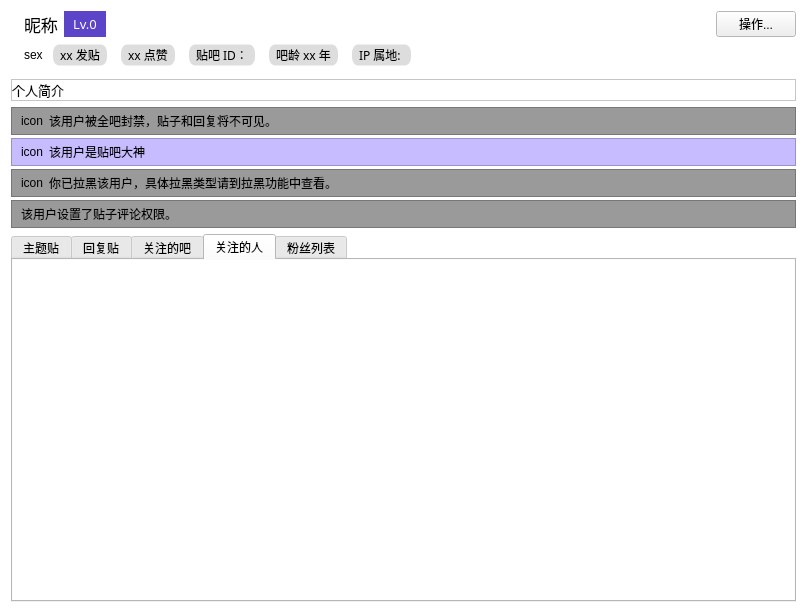
Old version of the form resf/user_home_page.ui in the repository clb-128258/TiebaDesktop.
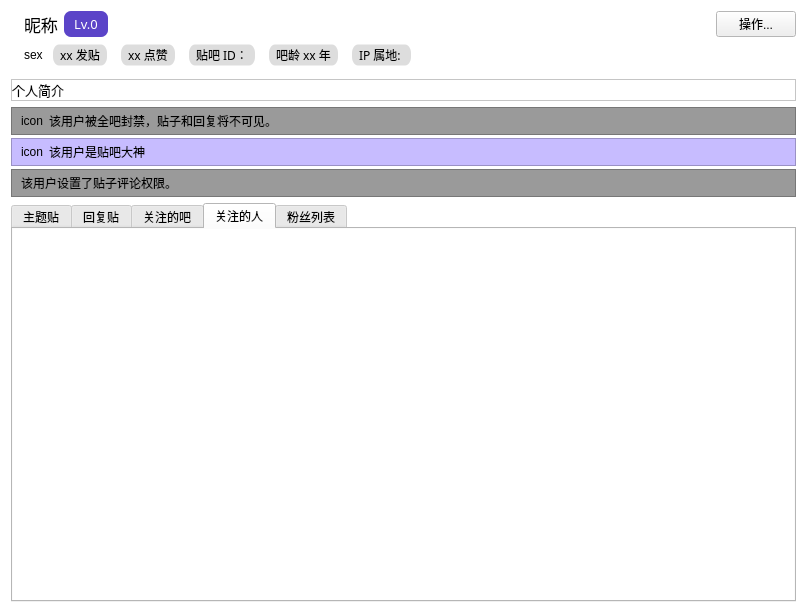
New version of the form.

Commit message: (achieve/improve) page jumping and add post feature

The edit to the form file:
```diff
--- a/resf/user_home_page.ui
+++ b/resf/user_home_page.ui
@@ -183,7 +183,7 @@
            <widget class="QLabel" name="label_9">
             <property name="minimumSize">
              <size>
-              <width>42</width>
+              <width>44</width>
               <height>20</height>
              </size>
             </property>
@@ -200,6 +200,7 @@
              <string notr="true">QLabel{
 	background-color: rgb(91, 68, 200);
 	color: rgb(255, 255, 255);
+	border-radius: 7px;
 }
 </string>
             </property>
@@ -696,43 +697,6 @@
         </layout>
        </widget>
       </item>
-      <item>
-       <widget class="QFrame" name="frame_7">
-        <property name="styleSheet">
-         <string notr="true">QFrame{
-	background-color: rgb(154, 154, 154);
-}</string>
-        </property>
-        <property name="frameShape">
-         <enum>QFrame::StyledPanel</enum>
-        </property>
-        <property name="frameShadow">
-         <enum>QFrame::Raised</enum>
-        </property>
-        <layout class="QGridLayout" name="gridLayout_12" columnstretch="0,1">
-         <property name="topMargin">
-          <number>4</number>
-         </property>
-         <property name="bottomMargin">
-          <number>4</number>
-         </property>
-         <item row="0" column="1">
-          <widget class="QLabel" name="label_17">
-           <property name="text">
-            <string>你已拉黑该用户，具体拉黑类型请到拉黑功能中查看。</string>
-           </property>
-          </widget>
-         </item>
-         <item row="0" column="0">
-          <widget class="QLabel" name="label_18">
-           <property name="text">
-            <string>icon</string>
-           </property>
-          </widget>
-         </item>
-        </layout>
-       </widget>
-      </item>
       <item>
        <widget class="QFrame" name="frame_5">
         <property name="styleSheet">
```
The commit also changes 31 other files.
